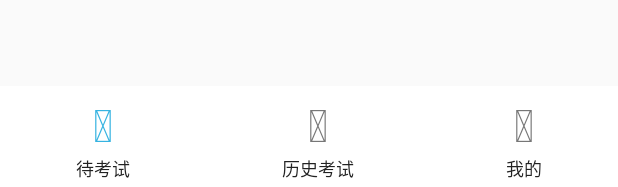
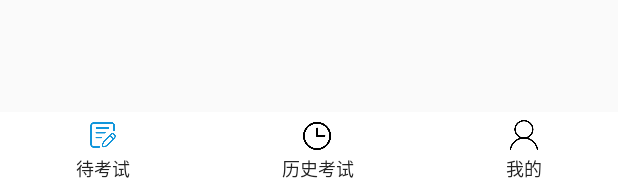
Before and after one commit to weimaomao/examOnLineApp, an Android app: the layout activity_home.xml on its own in the app's theme, with its tools: preview values and no code run, on a phone screen of 412 x 824 dp. Shown: the part 1046-1233 px from the top of the screen. Run offline under Robolectric (Android 15) with nearby library versions, the phone set to English and light mode, and no system bars.

Commit message:
weimaomao commit icon update

```diff
--- a/app/src/main/java/com/starcity/activity/ConfirmTestActivity.java
+++ b/app/src/main/java/com/starcity/activity/ConfirmTestActivity.java
@@ -65,7 +65,7 @@ public class ConfirmTestActivity extends BaseActivity {
                     tv_tips.setText(Html.fromHtml("<font color='#FF0000'>" + body.getMessage() + "</font>"));
                     return;
                 }
-                tv_tips.setText(Html.fromHtml("1.距离本场考试结束考试还有<font color='#FF0000'>" + (body.getResult()%60) + "</font>分钟，结束将自动提交试卷，请合理安排时间。<br/>2.参加本场考试请点击\"开始考试\"。"));
+                tv_tips.setText(Html.fromHtml("1.距离本场考试结束考试还有<font color='#FF0000'>" + (body.getResult()/60) + "</font>分钟，结束将自动提交试卷，请合理安排时间。<br/>2.参加本场考试请点击\"开始考试\"。"));
                 //设置已阅读可用
                 cb_read_tips.setEnabled(true);
             }
--- a/app/src/main/java/com/starcity/activity/LoginActivity.java
+++ b/app/src/main/java/com/starcity/activity/LoginActivity.java
@@ -256,7 +256,7 @@ public class LoginActivity extends BaseActivity implements Callback<RResult<Logi
             Toast.makeText(LoginActivity.this, body == null ? "服务异常" : body.getMessage(), Toast.LENGTH_SHORT).show();
             return;
         }
-        SimpleDateFormat sdf = new SimpleDateFormat("yyyy-MM-dd-HH-mm-ss");
+        SimpleDateFormat sdf = new SimpleDateFormat("yyyy-MM-dd");
         LoginUserDTO result = body.getResult();
         SpUtils.saveString(SpUtils.TOKEN,result.getToken(),false);
         UserInfo user = result.getUser();
--- a/app/src/main/java/com/starcity/api/ApiStores.java
+++ b/app/src/main/java/com/starcity/api/ApiStores.java
@@ -74,7 +74,7 @@ public interface ApiStores {
 
 
     /**
-     * 获取试卷
+     * 提交试卷
      */
     @PUT("examInfos/papers/{paperId}")
     Call<RResult> submitPapers(@Path("paperId") String paperId,@Body QbPaper qbPaper);
--- a/app/src/main/res/layout/activity_home.xml
+++ b/app/src/main/res/layout/activity_home.xml
@@ -46,17 +46,18 @@
                 android:layout_height="wrap_content"
                 android:layout_weight="1"
                 android:clickable="true"
-                android:focusable="true" android:gravity="center"
+                android:focusable="true"
+                android:gravity="center"
                 android:orientation="vertical"
                 android:padding="5dp">
 
-                <TextView
+                <ImageView
                     android:id="@+id/prepare"
-                    android:layout_width="wrap_content"
-                    android:layout_height="wrap_content"
-                    android:text="@string/alarm"
-                    android:textColor="#36b3e1"
-                    android:textSize="30sp"  />
+                    android:layout_width="20dp"
+                    android:layout_height="20dp"
+                    android:background="@drawable/prepare_selected"
+                    android:layout_marginBottom="3dp"
+                      />
 
                 <TextView
                     android:layout_width="wrap_content"
@@ -76,13 +77,13 @@
                 android:orientation="vertical"
                 android:padding="5dp">
 
-                <TextView
+                <ImageView
                     android:id="@+id/naviga"
-                    android:layout_width="wrap_content"
-                    android:layout_height="wrap_content"
-                    android:text="@string/naviga"
-                    android:textColor="#777"
-                    android:textSize="30sp" />
+                    android:layout_width="20dp"
+                    android:layout_height="20dp"
+                    android:background="@drawable/history"
+                    android:layout_marginBottom="3dp"
+                    />
 
                 <TextView
                     android:layout_width="wrap_content"
@@ -102,13 +103,13 @@
                 android:orientation="vertical"
                 android:padding="5dp">
 
-                <TextView
+                <ImageView
                     android:id="@+id/me"
-                    android:layout_width="wrap_content"
-                    android:layout_height="wrap_content"
-                    android:text="@string/me"
-                    android:textColor="#777"
-                    android:textSize="30sp"/>
+                    android:layout_width="20dp"
+                    android:layout_height="20dp"
+                    android:background="@drawable/me"
+                    android:layout_marginBottom="3dp"
+                    />
 
                 <TextView
                     android:layout_width="wrap_content"
```
Also changed, not shown: app/src/main/java/com/starcity/activity/HomeActivity.java (+17 -19 lines), app/src/main/java/com/starcity/activity/TestActivity.java (+40 -43 lines), app/src/main/java/com/starcity/adapter/OptionsListAdapter.java (+11 -8 lines), app/src/main/java/com/starcity/fragment/QuestionItemFragment.java (+8 -1 lines), app/src/main/res/drawable-hdpi/history.png (added), app/src/main/res/drawable-hdpi/history_selected.png (added), app/src/main/res/drawable-hdpi/me.png (added), app/src/main/res/drawable-hdpi/me_selected.png (added), app/src/main/res/drawable-hdpi/prepare.png (added), app/src/main/res/drawable-hdpi/prepare_selected.png (added).
